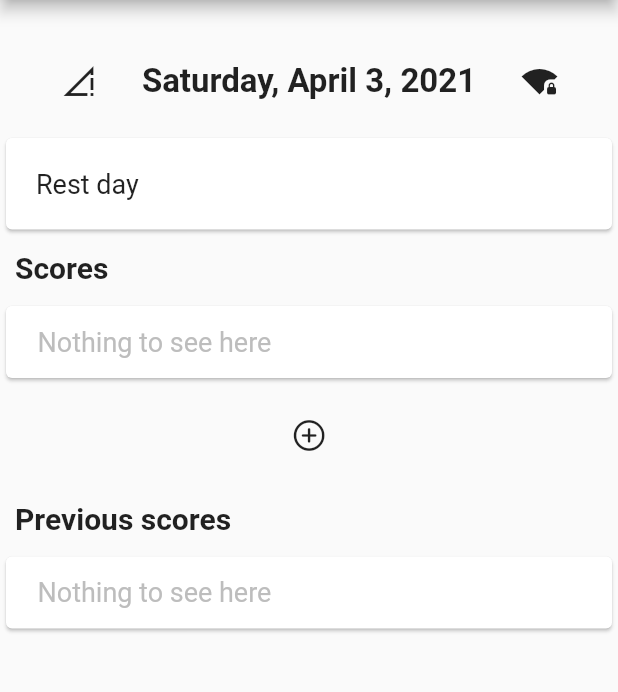
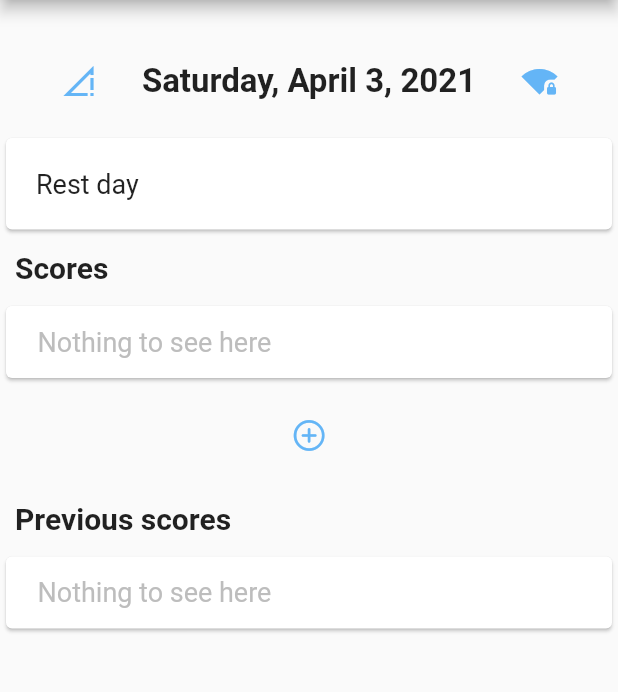
Before and after one commit to pgoel92/wodapp, a Flutter app: the screen it shows after launch, on a phone screen of 412 x 824 dp, the part 84-776 px from its top. Run offline on Flutter 3.47's test engine with Material 2 defaults, Android fonts, the phone set to English and light mode, and no system bars; our stand-ins replace permission_handler; missing offline and left inert: agora_rtc_engine; network calls fail.

Commit message:
Make all buttons blue

```diff
--- a/lib/main.dart
+++ b/lib/main.dart
@@ -13,6 +13,7 @@ double mainWidth = 1000.0;
 DateTime date = DateTime.now();
 int daysAgo = 0;
 MaterialApp homePage;
+Color iconColor = Colors.blue.shade300;
 
 String getDisplayDate() {
   return DateFormat('yyyy-MM-dd').format(date.subtract(new Duration(days: daysAgo)));
@@ -84,6 +85,7 @@ class _MyAppState extends State<MyApp> {
                                             Expanded(child: IconButton(icon: Icon(IconData(
                                                 0xe5a8, fontFamily: 'MaterialIcons',
                                                 matchTextDirection: true)),
+                                                color: iconColor,
                                                 onPressed: _subtractDate)),
                                             Text(DateFormat.yMMMMEEEEd().format(
                                                 date.subtract(new Duration(days: daysAgo))),
@@ -91,7 +93,9 @@ class _MyAppState extends State<MyApp> {
                                                     fontWeight: FontWeight.bold, fontSize: 22.0)),
                                             Expanded(child: IconButton(icon: Icon(IconData(
                                                 0xe5b0, fontFamily: 'MaterialIcons',
-                                                matchTextDirection: true)), onPressed: _addDate))
+                                                matchTextDirection: true)),
+                                                color: iconColor,
+                                                onPressed: _addDate))
                                           ]
                                       )
                                   ),
@@ -334,7 +338,8 @@ class _ScoreWidgetState extends State<AddScoreWidget> {
                       child: Text('Submit',
                         style: TextStyle(
                           fontWeight: FontWeight.w400,
-                        ),)
+                        ),),
+                      color: iconColor
                   )))
     ]));
   }
@@ -382,7 +387,7 @@ class _ListScoresWidgetState extends State<ListScoresWidget> {
               scoreBuilder(fetch_scores(getDisplayDate())),
               Center(child :Padding(
                   padding: const EdgeInsets.all(10.0),
-                  child : IconButton(icon: Icon(CupertinoIcons.plus_circle), onPressed: _pushSaved)
+                  child : IconButton(icon: Icon(CupertinoIcons.plus_circle), color: iconColor, onPressed: _pushSaved)
               )),
               Container(padding : EdgeInsets.all(10),child : Text('Previous scores', style : TextStyle(fontWeight: FontWeight.bold, fontSize: 20))),
               scoreBuilder(fetch_customer_scores(getDisplayDate(), model.wod.workout.id))
```
